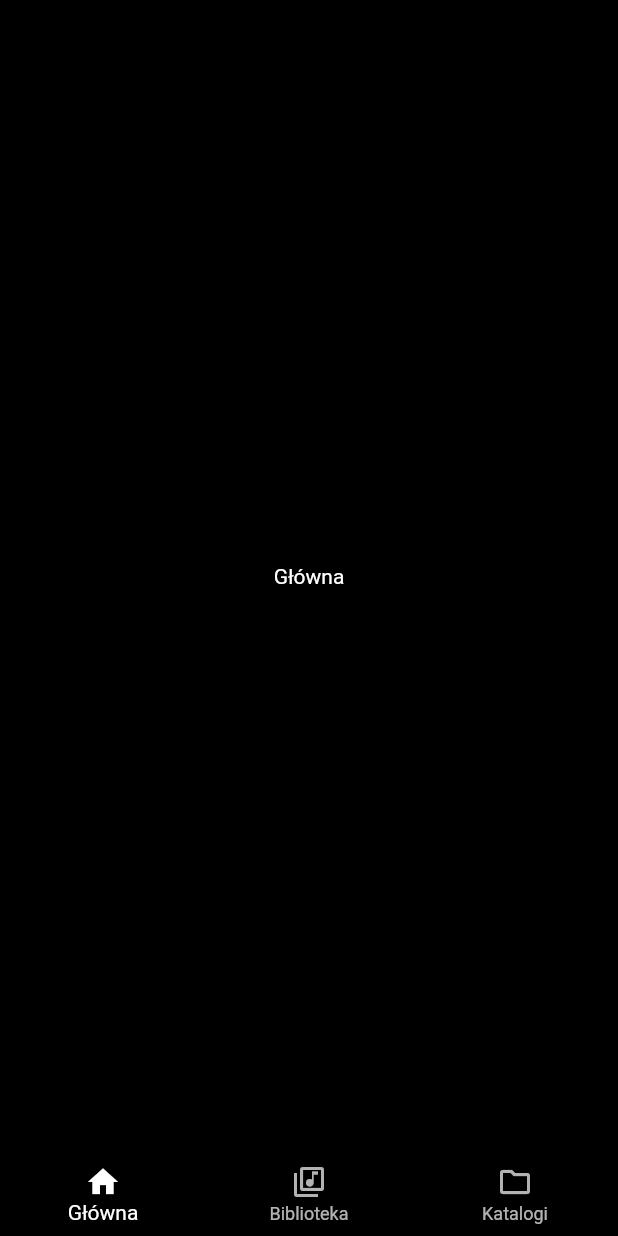
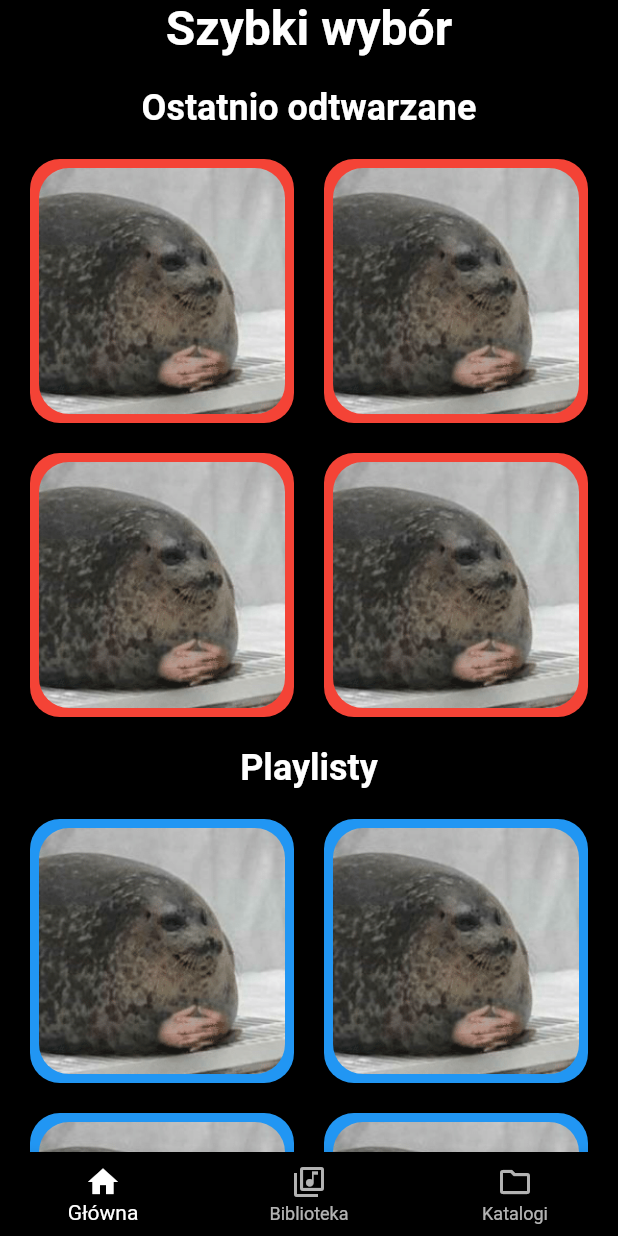
Before and after one commit to pureduck2/odtwarzacz, a Flutter app: the screen it shows after launch, on a phone screen of 412 x 824 dp. Run offline on Flutter 3.47's test engine with Material 2 defaults, Android fonts, the phone set to English and light mode, and no system bars.

Commit message:
Home screen

```diff
--- a/lib/app.dart
+++ b/lib/app.dart
@@ -34,7 +34,13 @@ class MyAppState extends State<MyApp> {
       theme: ThemeData.light(),
       darkTheme: ThemeData.dark()
           .copyWith(scaffoldBackgroundColor: Colors.black)
-        .copyWith(bottomNavigationBarTheme: const BottomNavigationBarThemeData(
+          .copyWith(
+              textTheme: const TextTheme(
+            headline1: TextStyle(fontSize: 32, fontWeight: FontWeight.bold),
+            headline2: TextStyle(fontSize: 24, fontWeight: FontWeight.bold),
+          ))
+          .copyWith(
+              bottomNavigationBarTheme: const BottomNavigationBarThemeData(
             backgroundColor: Colors.black,
             selectedItemColor: Colors.white,
           )),
@@ -52,20 +58,16 @@ class MyAppState extends State<MyApp> {
               BottomNavigationBarItem(
                   icon: Icon(Icons.home_outlined),
                   activeIcon: Icon(Icons.home),
-              label: 'Główna'
-            ),
+                  label: 'Główna'),
               BottomNavigationBarItem(
                   icon: Icon(Icons.library_music_outlined),
                   activeIcon: Icon(Icons.library_music),
-              label: 'Biblioteka'
-            ),
+                  label: 'Biblioteka'),
               BottomNavigationBarItem(
                   icon: Icon(Icons.folder_outlined),
                   activeIcon: Icon(Icons.folder),
-              label: 'Katalogi'
-            )
-          ]
-        ),
+                  label: 'Katalogi')
+            ]),
       ),
     );
   }
--- a/lib/screens/home.dart
+++ b/lib/screens/home.dart
@@ -1,10 +1,92 @@
 import 'package:flutter/material.dart';
+import 'package:odtwarzacz/widgets/cover.dart';
 
 class Home extends StatelessWidget {
   const Home({super.key});
 
   @override
   Widget build(BuildContext context) {
-    return const Center(child: Text('Główna'));
+    var textTheme = Theme.of(context).textTheme;
+
+    return Center(
+        child: SingleChildScrollView(
+            child: Column(
+      mainAxisAlignment: MainAxisAlignment.spaceEvenly,
+      children: <Widget>[
+        Text('Szybki wybór', style: textTheme.headline1),
+        SizedBox(height: 20),
+        Text('Ostatnio odtwarzane', style: textTheme.headline2),
+        SizedBox(height: 20),
+        Row(
+          mainAxisAlignment: MainAxisAlignment.spaceEvenly,
+          children: const [
+            SizedBox(
+              width: 20,
+            ),
+            Cover(),
+            SizedBox(
+              width: 20,
+            ),
+            Cover(),
+            SizedBox(
+              width: 20,
+            ),
+          ],
+        ),
+        SizedBox(height: 20),
+        Row(
+          mainAxisAlignment: MainAxisAlignment.spaceEvenly,
+          children: const [
+            SizedBox(
+              width: 20,
+            ),
+            Cover(),
+            SizedBox(
+              width: 20,
+            ),
+            Cover(),
+            SizedBox(
+              width: 20,
+            ),
+          ],
+        ),
+        SizedBox(height: 20),
+        Text('Playlisty', style: textTheme.headline2),
+        SizedBox(height: 20),
+        Row(
+          mainAxisAlignment: MainAxisAlignment.spaceEvenly,
+          children: const [
+            SizedBox(
+              width: 20,
+            ),
+            Cover(color: Colors.blue),
+            SizedBox(
+              width: 20,
+            ),
+            Cover(color: Colors.blue),
+            SizedBox(
+              width: 20,
+            ),
+          ],
+        ),
+        SizedBox(height: 20),
+        Row(
+          mainAxisAlignment: MainAxisAlignment.spaceEvenly,
+          children: const [
+            SizedBox(
+              width: 20,
+            ),
+            Cover(color: Colors.blue),
+            SizedBox(
+              width: 20,
+            ),
+            Cover(color: Colors.blue),
+            SizedBox(
+              width: 20,
+            ),
+          ],
+        ),
+      ],
+    )));
   }
 }
--- /dev/null
+++ b/lib/widgets/cover.dart
@@ -0,0 +1,23 @@
+import 'dart:io';
+
+import 'package:flutter/material.dart';
+
+class Cover extends StatelessWidget {
+  const Cover({super.key, this.color = Colors.red});
+
+  final Color color;
+
+  @override
+  Widget build(BuildContext context) {
+    var borderRadius = const BorderRadius.all(Radius.circular(20));
+
+    return Expanded(
+        child: Container(
+            padding: EdgeInsets.all(6),
+            decoration:
+                BoxDecoration(color: color, borderRadius: borderRadius),
+            child: ClipRRect(
+                borderRadius: borderRadius,
+                child: Image.asset('assets/test.png'))));
+  }
+}
--- a/pubspec.yaml
+++ b/pubspec.yaml
@@ -89,3 +89,6 @@ flutter:
   #
   # For details regarding fonts from package dependencies,
   # see https://flutter.dev/custom-fonts/#from-packages
+
+  assets:
+    - assets/test.png
```
Also changed, not shown: assets/test.png (added). Lines whose indentation alone changed are shown as unchanged.
